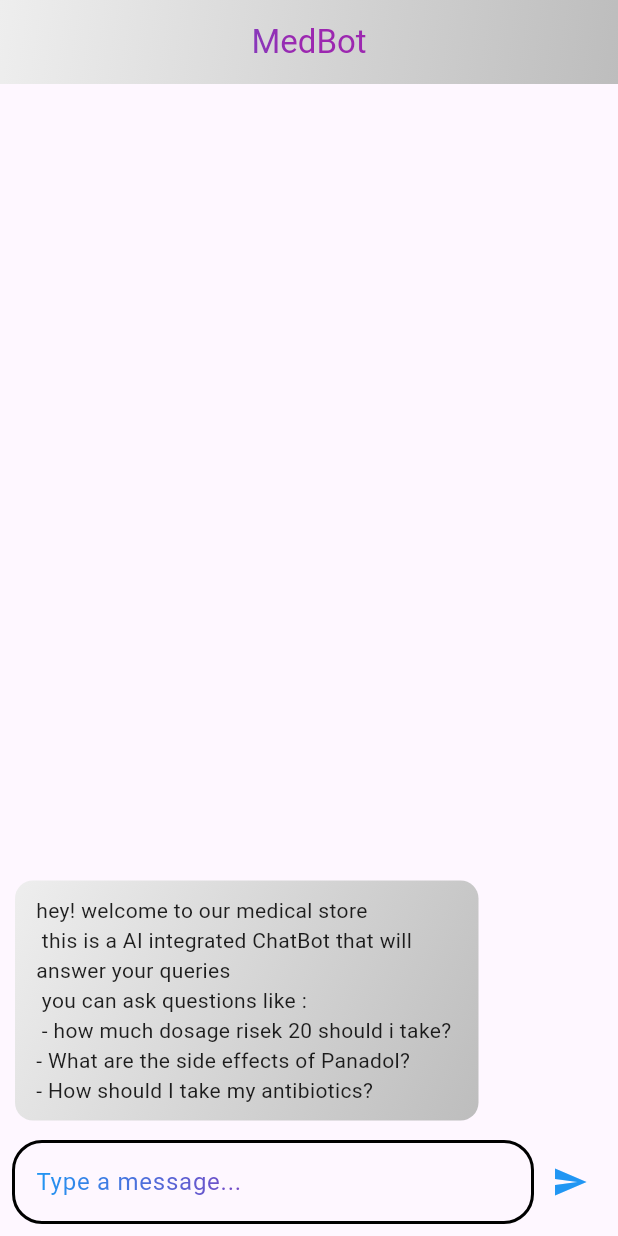
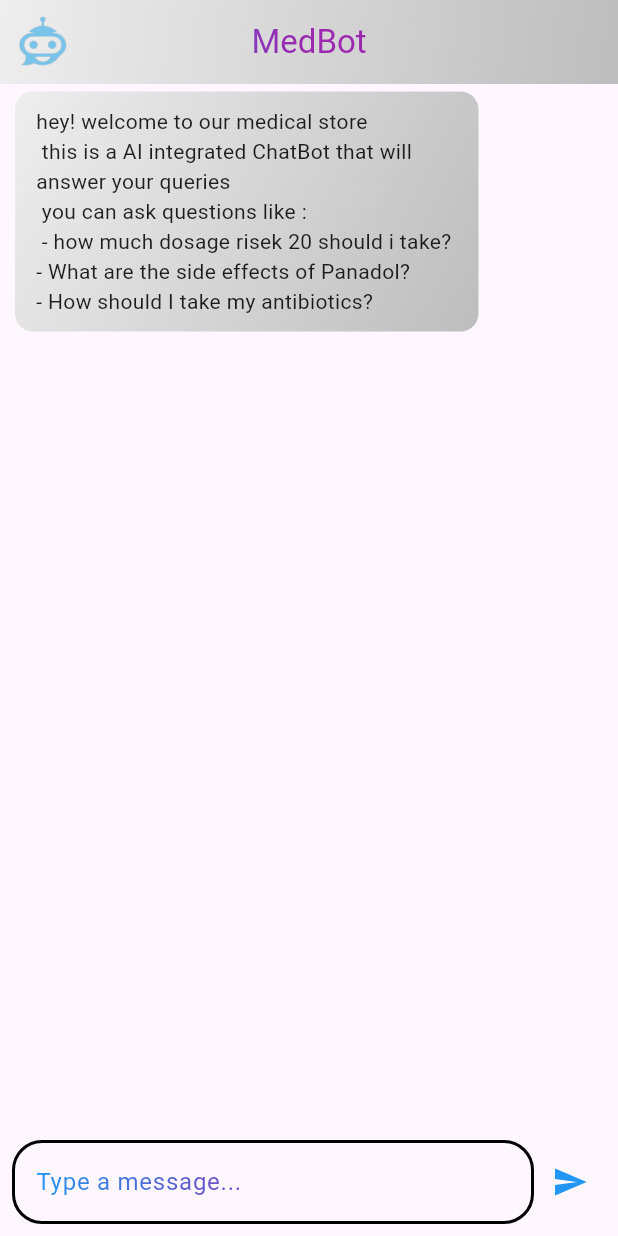
Before and after one commit to hassanshakil22/AI-Chatbot, a Flutter app: the screen it shows after launch, after a tap on the "send" icon, on a phone screen of 412 x 824 dp. Run offline on Flutter 3.47's test engine with Material 3 defaults, Android fonts, the phone set to English and light mode, and no system bars; our stand-ins replace dash_chat_2, typewritertext.

```diff
--- a/lib/main.dart
+++ b/lib/main.dart
@@ -1,5 +1,4 @@
-import 'package:ai_chatbot/views/chat_UI.dart';
-
+import 'package:ai_chatbot/views/splash_view.dart';
 import 'package:flutter/material.dart';
 
 void main() {
@@ -12,6 +11,10 @@ class MyApp extends StatelessWidget {
   // This widget is the root of your application.
   @override
   Widget build(BuildContext context) {
-    return const MaterialApp(title: 'AI CHATBOT', home: ChatUI());
+    return const MaterialApp(
+      title: 'AI CHATBOT',
+      home: SplashView(),
+      debugShowCheckedModeBanner: false,
+    );
   }
 }
--- a/lib/views/chat_UI.dart
+++ b/lib/views/chat_UI.dart
@@ -1,10 +1,10 @@
 import 'dart:convert';
 import 'package:flutter/material.dart';
 import 'package:http/http.dart' as http;
-import 'package:typewritertext/typewritertext.dart';
+
 
 class ChatUI extends StatefulWidget {
-  const ChatUI({Key? key}) : super(key: key);
+  const ChatUI({super.key});
 
   @override
   State<ChatUI> createState() => _ChatUIState();
@@ -13,11 +13,15 @@ class ChatUI extends StatefulWidget {
 class _ChatUIState extends State<ChatUI> {
   final TextEditingController _controller = TextEditingController();
   final List<Map<String, String>> messages = [];
+  final ScrollController _scrollController = ScrollController();
 
   Future<void> sendMessage(String text) async {
     if (text.isEmpty) return;
     setState(() {
-      messages.insert(0, {'user': 'You', 'text': text});
+      messages.add({'user': 'You', 'text': text});
+      scrollbehaviour();
+
+      print(messages);
     });
     _controller.clear();
     await getBotResponse(text);
@@ -25,7 +29,8 @@ class _ChatUIState extends State<ChatUI> {
 
   Future<void> getBotResponse(String userMessage) async {
     setState(() {
-      messages.insert(0, {'user': 'Bot', 'text': 'Typing...'});
+      messages.add({'user': 'Bot', 'text': 'Typing...'});
+      scrollbehaviour();
     });
 
     var apiKey = "AIzaSyAXaTSf0HDiVJlr3_HuRM_zo82PxJ5CJpo";
@@ -36,7 +41,7 @@ class _ChatUIState extends State<ChatUI> {
           "parts": [
             {
               "text":
-                  '''the following question is asked by a user who is in my medicine app and you have to answer this question like a chatbot particlarly integrated for this app also keep track if the user is asking a question related to the previous one he asked the question is in the end first go through rules .. RULES YOU SHOULD FOLLOW IN ASWERING THE QUESTION --> NOTICE: the answer should be to the point and make sure you donot give reference of this prompt engineering . firstly make sure NOT to use "**" to show bold rather where bolding the text is necessary you just write that particular text in capital case  . Notice:"DONT WRITE YOU COMPLETE RESPONSE IN CAPITAL CASE ONLY BOLD WORDS". if user asks any question other than regarding "medicine" or "health" or "pharmacueticals" , just answer by saying "Sorry!. this bot is integrated to answer medicine & health related questions .... \n question is : $userMessage} " '''
+                  '''the following question is asked by a user who is in my medicine app and you have to answer this question like a chatbot particlarly integrated for this app also keep track if the user is asking a question related to the previous one he asked the question is in the end first go through rules   .. RULES YOU SHOULD FOLLOW IN ASWERING THE QUESTION --> NOTICE: the answer should be to the point and make sure you donot give reference of this prompt engineering . firstly make sure NOT to use "**" to show bold rather where bolding the text is necessary you just write that particular text in capital case  . Notice:"DONT WRITE YOU COMPLETE RESPONSE IN CAPITAL CASE ONLY BOLD WORDS". if user asks any question other than regarding "medicine" or "health" or "pharmacueticals" or anything regards to medicine brands etc , just answer by saying "Sorry!. this bot is integrated to answer medicine & health related questions .... \n question is : $userMessage} " '''
             }
           ]
         }
@@ -53,19 +58,24 @@ class _ChatUIState extends State<ChatUI> {
       if (response.statusCode == 200) {
         var result = jsonDecode(response.body);
         setState(() {
-          messages.removeAt(0); // Remove "Typing..."
-          messages.insert(0, {
+          messages.removeLast();
+          messages.add({
             'user': 'Bot',
             'text': result["candidates"][0]['content']["parts"][0]["text"]
           });
+          scrollbehaviour();
         });
       } else {
         throw Exception('Error: ${response.statusCode}');
       }
     } catch (e) {
       setState(() {
-        messages.removeAt(0);
-        messages.insert(0, {'user': 'Bot', 'text': 'Error getting response.'});
+        messages.removeLast();
+        messages.add({
+          'user': 'Bot',
+          'text': 'Error getting response. Please try again \n Error ${e}'
+        });
+        scrollbehaviour();
       });
     }
   }
@@ -131,6 +141,10 @@ class _ChatUIState extends State<ChatUI> {
           ),
           child: AppBar(
             backgroundColor: Colors.transparent, // Transparent to show gradient
+            leading: Padding(
+              padding: const EdgeInsets.all(8.0),
+              child: Image.asset("assets/medbot_Logo.png"),
+            ),
             title: Text(
               'MedBot',
               style: TextStyle(
@@ -151,8 +165,7 @@ class _ChatUIState extends State<ChatUI> {
         children: [
           Expanded(
             child: ListView.builder(
-              reverse:
-                  true, // Reverse the list so new messages appear at the bottom
+              controller: _scrollController,
               itemCount: messages.length,
               itemBuilder: (context, index) {
                 bool isUser = messages[index]['user'] == 'You';
@@ -219,4 +232,14 @@ class _ChatUIState extends State<ChatUI> {
       ),
     );
   }
+
+  scrollbehaviour() {
+    WidgetsBinding.instance.addPostFrameCallback((_) {
+      _scrollController.animateTo(
+        _scrollController.position.maxScrollExtent,
+        duration: const Duration(milliseconds: 300),
+        curve: Curves.easeOut,
+      );
+    });
+  }
 }
--- a/lib/views/chat_screen.dart
+++ b/lib/views/chat_screen.dart
@@ -159,10 +159,6 @@ class _ChatScreenState extends State<ChatScreen> {
           showTime: true,
           messageDecorationBuilder: (message, previousMessage, nextMessage) {
             return BoxDecoration(
-              gradient: LinearGradient(
-                  colors: message.user.id == 'User'
-                      ? [Colors.blue[100]!, Colors.purple[100]!]
-                      : [Colors.grey[200]!, Colors.grey[400]!]),
               borderRadius: BorderRadius.circular(16.0),
             );
           },
--- /dev/null
+++ b/lib/views/splash_view.dart
@@ -0,0 +1,44 @@
+import 'dart:async';
+
+import 'package:ai_chatbot/views/chat_UI.dart';
+import 'package:flutter/material.dart';
+
+class SplashView extends StatefulWidget {
+  const SplashView({super.key});
+
+  @override
+  State<SplashView> createState() => _SplashViewState();
+}
+
+class _SplashViewState extends State<SplashView> {
+  @override
+  void initState() {
+    super.initState();
+    Timer(const Duration(seconds: 3), () {
+      Navigator.pushReplacement(
+          context, MaterialPageRoute(builder: (context) => const ChatUI()));
+    });
+  }
+
+  @override
+  Widget build(BuildContext context) {
+    return Scaffold(
+        body: Container(
+            decoration: BoxDecoration(
+              gradient: LinearGradient(
+                colors: [
+                  Colors.blue[100]!,
+                  Colors.purple[200]!
+                ], // Define your gradient colors
+                begin: Alignment.topLeft, // Gradient start point
+                end: Alignment.bottomRight, // Gradient end point
+              ),
+            ),
+            child: Center(
+              child: Image.asset(
+                "assets/medbot.png",
+                width: MediaQuery.of(context).size.width * .75,
+              ),
+            )));
+  }
+}
```
Also changed, not shown: pubspec.yaml (+4 -3 lines), assets/medbot.png (added), assets/medbot_Logo.png (added), pubspec.lock.
